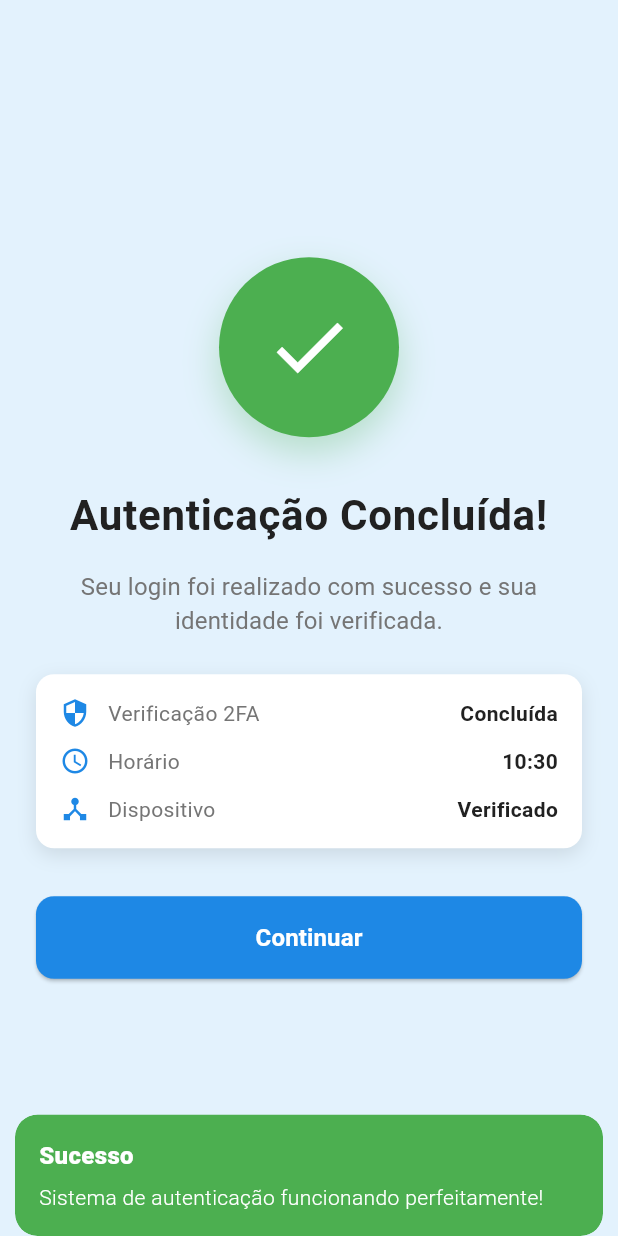
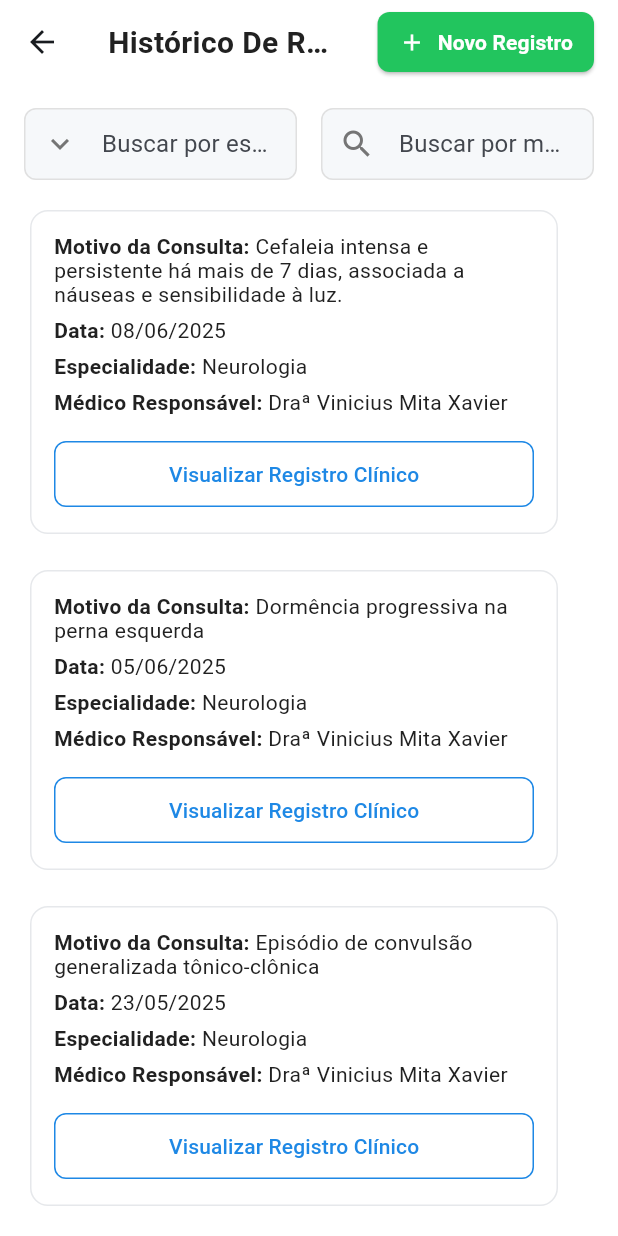
Before and after one commit to Gabrielagomesf/PulseFlow-APP, a Flutter app: the SuccessScreen screen opened by its route, after a tap on "Continuar", on a phone screen of 412 x 824 dp. Run offline on Flutter 3.47's test engine with Material 3 defaults, Android fonts, the phone set to English and light mode, and no system bars; our stand-ins replace animated_text_kit, flutter_dotenv, flutter_secure_storage, form_field_validator, get, jwt_decoder and 1 more; missing offline and left inert: mailer, mongo_dart; accounts and stored records are empty.

Commit message:
Puxando informações da pagina registro clinico medico

```diff
--- a/lib/routes/app_pages.dart
+++ b/lib/routes/app_pages.dart
@@ -6,6 +6,7 @@ import '../screens/login/verify_2fa_screen.dart';
 import '../screens/success/success_screen.dart';
 import '../screens/forgot_password/forgot_password_screen.dart';
 import '../screens/reset_password/reset_password_screen.dart';
+import '../screens/medical_records/medical_records_screen.dart';
 
 part 'app_routes.dart';
 
@@ -41,6 +42,11 @@ class AppPages {
       transition: Transition.fadeIn,
     ),
     GetPage(
+      name: Routes.MEDICAL_RECORDS,
+      page: () => const MedicalRecordsScreen(),
+      transition: Transition.fadeIn,
+    ),
+    GetPage(
       name: '/verify-2fa',
       page: () => const Verify2FAScreen(),
       transition: Transition.fadeIn,
--- /dev/null
+++ b/lib/screens/medical_records/medical_records_screen.dart
@@ -0,0 +1,221 @@
+import 'package:flutter/material.dart';
+import 'package:get/get.dart';
+import '../../theme/app_theme.dart';
+
+class MedicalRecordsScreen extends StatelessWidget {
+  const MedicalRecordsScreen({super.key});
+
+  @override
+  Widget build(BuildContext context) {
+    return Scaffold(
+      backgroundColor: Colors.white,
+      appBar: AppBar(
+        backgroundColor: Colors.white,
+        elevation: 0,
+        centerTitle: false,
+        title: Text(
+          'Histórico De Registro Clínico',
+          style: AppTheme.titleMedium.copyWith(fontWeight: FontWeight.w700),
+        ),
+        actions: [
+          Padding(
+            padding: const EdgeInsets.symmetric(horizontal: 16, vertical: 8),
+            child: _primaryButton(
+              icon: Icons.add,
+              label: 'Novo Registro',
+              onPressed: () {},
+            ),
+          ),
+        ],
+      ),
+      body: SafeArea(
+        child: Padding(
+          padding: const EdgeInsets.all(16.0),
+          child: Column(
+            crossAxisAlignment: CrossAxisAlignment.start,
+            children: [
+              Row(
+                children: [
+                  Expanded(
+                    child: _searchField(
+                      hint: 'Buscar por especialidade',
+                      icon: Icons.keyboard_arrow_down,
+                      onTap: () {},
+                    ),
+                  ),
+                  const SizedBox(width: 16),
+                  Expanded(
+                    child: _searchField(
+                      hint: 'Buscar por médico responsável',
+                      icon: Icons.search,
+                    ),
+                  ),
+                ],
+              ),
+              const SizedBox(height: 16),
+              Expanded(
+                child: LayoutBuilder(
+                  builder: (context, constraints) {
+                    return SingleChildScrollView(
+                      child: Wrap(
+                        spacing: 16,
+                        runSpacing: 16,
+                        children: [
+                          _recordCard(
+                            motivo:
+                                'Cefaleia intensa e persistente há mais de 7 dias, associada a náuseas e sensibilidade à luz.',
+                            data: '08/06/2025',
+                            especialidade: 'Neurologia',
+                            medico: 'Draª Vinicius Mita Xavier',
+                          ),
+                          _recordCard(
+                            motivo:
+                                'Dormência progressiva na perna esquerda',
+                            data: '05/06/2025',
+                            especialidade: 'Neurologia',
+                            medico: 'Draª Vinicius Mita Xavier',
+                          ),
+                          _recordCard(
+                            motivo:
+                                'Episódio de convulsão generalizada tônico-clônica',
+                            data: '23/05/2025',
+                            especialidade: 'Neurologia',
+                            medico: 'Draª Vinicius Mita Xavier',
+                          ),
+                        ],
+                      ),
+                    );
+                  },
+                ),
+              ),
+            ],
+          ),
+        ),
+      ),
+    );
+  }
+
+  Widget _searchField({
+    required String hint,
+    IconData? icon,
+    VoidCallback? onTap,
+  }) {
+    return TextField(
+      readOnly: onTap != null,
+      onTap: onTap,
+      decoration: InputDecoration(
+        hintText: hint,
+        filled: true,
+        fillColor: const Color(0xFFF6F8FA),
+        prefixIcon: icon != null
+            ? Icon(icon, color: AppTheme.textSecondary)
+            : null,
+        contentPadding: const EdgeInsets.symmetric(horizontal: 12, vertical: 12),
+        enabledBorder: OutlineInputBorder(
+          borderRadius: BorderRadius.circular(8),
+          borderSide: const BorderSide(color: Color(0xFFE0E0E0)),
+        ),
+        focusedBorder: OutlineInputBorder(
+          borderRadius: BorderRadius.circular(8),
+          borderSide: const BorderSide(color: AppTheme.primaryBlue, width: 1.5),
+        ),
+      ),
+    );
+  }
+
+  Widget _recordCard({
+    required String motivo,
+    required String data,
+    required String especialidade,
+    required String medico,
+  }) {
+    return SizedBox(
+      width: 360,
+      child: Card(
+        elevation: 0,
+        color: Colors.white,
+        shape: RoundedRectangleBorder(
+          borderRadius: BorderRadius.circular(12),
+          side: const BorderSide(color: Color(0xFFE6E8EB)),
+        ),
+        child: Padding(
+          padding: const EdgeInsets.all(16.0),
+          child: Column(
+            crossAxisAlignment: CrossAxisAlignment.start,
+            children: [
+              _labelValue('Motivo da Consulta:', motivo),
+              const SizedBox(height: 8),
+              _labelValue('Data:', data),
+              const SizedBox(height: 8),
+              _labelValue('Especialidade:', especialidade),
+              const SizedBox(height: 8),
+              _labelValue('Médico Responsável:', medico),
+              const SizedBox(height: 16),
+              SizedBox(
+                width: double.infinity,
+                child: OutlinedButton(
+                  onPressed: () {},
+                  style: OutlinedButton.styleFrom(
+                    foregroundColor: AppTheme.primaryBlue,
+                    side: const BorderSide(color: AppTheme.primaryBlue),
+                    shape: RoundedRectangleBorder(
+                      borderRadius: BorderRadius.circular(8),
+                    ),
+                    padding: const EdgeInsets.symmetric(vertical: 12),
+                  ),
+                  child: const Text('Visualizar Registro Clínico'),
+                ),
+              ),
+            ],
+          ),
+        ),
+      ),
+    );
+  }
+
+  Widget _labelValue(String label, String value) {
+    return RichText(
+      text: TextSpan(
+        children: [
+          TextSpan(
+            text: '$label ',
+            style: AppTheme.bodyMedium.copyWith(
+              color: AppTheme.textPrimary,
+              fontWeight: FontWeight.w700,
+            ),
+          ),
+          TextSpan(
+            text: value,
+            style: AppTheme.bodyMedium.copyWith(
+              color: AppTheme.textPrimary,
+              fontWeight: FontWeight.w400,
+            ),
+          ),
+        ],
+      ),
+    );
+  }
+
+  Widget _primaryButton({
+    required IconData icon,
+    required String label,
+    required VoidCallback onPressed,
+  }) {
+    return ElevatedButton.icon(
+      onPressed: onPressed,
+      icon: Icon(icon, size: 18, color: Colors.white),
+      label: Text(
+        label,
+        style: const TextStyle(
+          color: Colors.white,
+          fontWeight: FontWeight.w600,
+        ),
+      ),
+      style: ElevatedButton.styleFrom(
+        backgroundColor: const Color(0xFF22C55E),
+        padding: const EdgeInsets.symmetric(horizontal: 14, vertical: 10),
+        shape: RoundedRectangleBorder(borderRadius: BorderRadius.circular(8)),
+      ),
+    );
+  }
+}
--- a/lib/screens/success/success_screen.dart
+++ b/lib/screens/success/success_screen.dart
@@ -95,14 +95,7 @@ class SuccessScreen extends StatelessWidget {
                   width: double.infinity,
                   child: ElevatedButton(
                     onPressed: () {
-                      // Aqui você pode navegar para a tela home real quando implementar
-                      Get.snackbar(
-                        'Sucesso',
-                        'Sistema de autenticação funcionando perfeitamente!',
-                        backgroundColor: Colors.green,
-                        colorText: Colors.white,
-                        snackPosition: SnackPosition.BOTTOM,
-                      );
+                      Get.toNamed('/medical-records');
                     },
                     style: ElevatedButton.styleFrom(
                       backgroundColor: AppTheme.primaryBlue,
```
Also changed, not shown: pubspec.lock.
